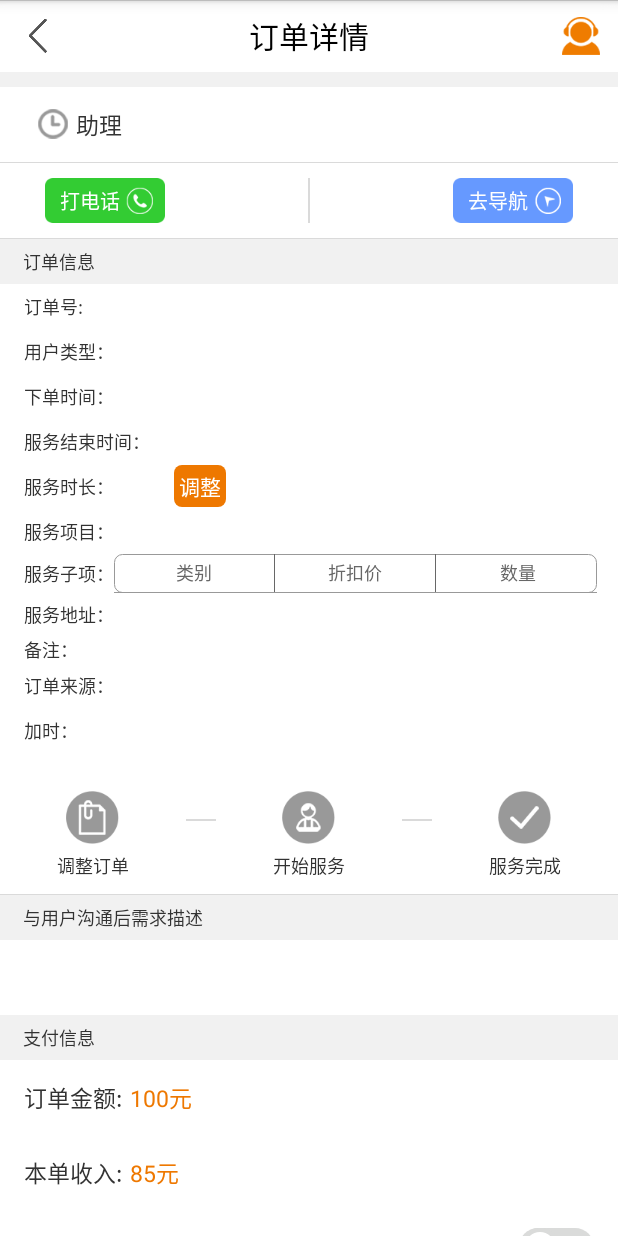
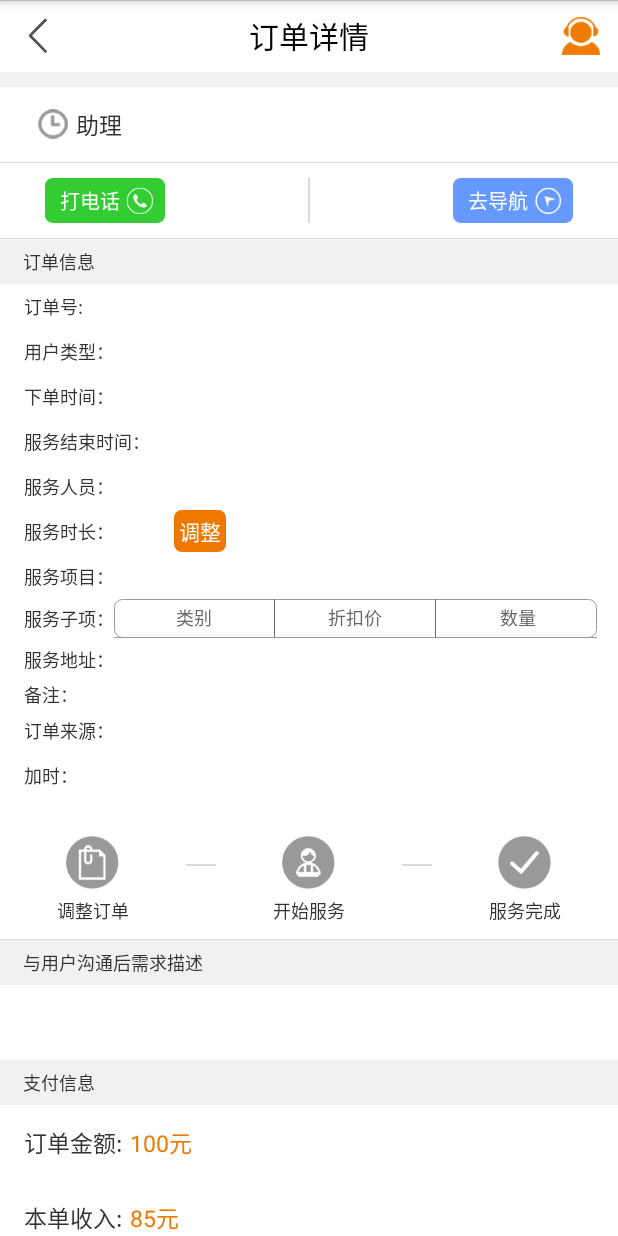
Before and after one commit to lnczx/jhj-android, an Android app: the OrderDetailActivity screen opened directly, with no data from a screen before it, on a phone screen of 412 x 824 dp. Run offline under Robolectric (Android 15) with nearby library versions, the phone set to English and light mode, and no system bars; libraries missing offline, so code that uses them is left out: org.xutils.common; 2 statements that could not run were skipped.

Commit message:
-- 增加签到和订单详情服务人员

```diff
--- a/app/src/main/AndroidManifest.xml
+++ b/app/src/main/AndroidManifest.xml
@@ -1,8 +1,8 @@
 <?xml version="1.0" encoding="utf-8"?>
     <manifest xmlns:android="http://schemas.android.com/apk/res/android"
         package="com.meijialife.dingdang"
-        android:versionCode="13"
-        android:versionName="1.1.6" >
+        android:versionCode="14"
+        android:versionName="1.1.7" >
 
 
     <uses-sdk
--- a/app/src/main/java/com/meijialife/dingdang/Constants.java
+++ b/app/src/main/java/com/meijialife/dingdang/Constants.java
@@ -13,7 +13,7 @@ public class Constants {
     //*******************************
     // 主机地址
     public static final String HOST1 = "http://123.57.209.81";
-    //    public static final String HOST1 = "http://www.jia-he-jia.com";
+//        public static final String HOST1 = "http://www.jia-he-jia.com";
     // 基础接口
     public static final String ROOT_URL1 = HOST1 + "/jhj-app/app/";
 
@@ -73,6 +73,8 @@ public class Constants {
     public static final String URL_POST_TOTAL_TODAY = ROOT_URL1 + "msg/post_read.json";
     //开工按钮
     public static final String URL_GET_START_WORK = ROOT_URL1 + "staff/is_work.json";
+    //签到按钮
+    public static final String URL_POST_DAY_SIGN = ROOT_URL1 + "staff/day_sign.json";
     //获取消息列表
     public static final String URL_GET_MSG_LIST = ROOT_URL1 + "msg/get_list.json";
     //已读消息
--- a/app/src/main/java/com/meijialife/dingdang/activity/OrderDetailActivity.java
+++ b/app/src/main/java/com/meijialife/dingdang/activity/OrderDetailActivity.java
@@ -125,6 +125,7 @@ public class OrderDetailActivity extends BaseActivity {
     private TextView tv_service_end_time_type;
     private TextView tv_user_type;
     private TextView tv_order_end_time;
+    private TextView tv_staff_names;
     private TextView tv_change_time;
     private String order_id;
     private LinearLayout layout_goutong_des;
@@ -233,6 +234,7 @@ public class OrderDetailActivity extends BaseActivity {
 
         tv_service_end_time_type = (TextView) findViewById(R.id.tv_service_end_time_type);
         tv_order_end_time = (TextView) findViewById(R.id.tv_order_end_time);
+        tv_staff_names =  (TextView) findViewById(R.id.tv_staff_names);
         tv_change_time = (TextView) findViewById(R.id.tv_change_time);
 
         /*
@@ -771,6 +773,7 @@ public class OrderDetailActivity extends BaseActivity {
                 tv_order_shichang.setText(servicehour + "小时");
                 tv_service_time_type.setText("服务时间：");
                 tv_order_end_time.setText(orderBean.getService_end_date());
+                tv_staff_names.setText(orderBean.getStaff_names());
 
             } else if (order_type == 2) {// 助理单
                 ORDERTYPE = ORDERZL;
--- a/app/src/main/res/layout/layout_order_detail.xml
+++ b/app/src/main/res/layout/layout_order_detail.xml
@@ -252,6 +252,29 @@
 
                 <TextView
                     android:id="@+id/tv_order_end_time"
+                    android:layout_width="wrap_content"
+                    android:layout_height="wrap_content"
+                    android:textColor="@color/simi_color_gray"
+                    android:textSize="@dimen/font_size_12" />
+            </LinearLayout>
+
+            <LinearLayout
+                android:layout_width="match_parent"
+                android:layout_height="30dp"
+                android:background="@drawable/btn_list_item_bg"
+                android:gravity="center_vertical"
+                android:orientation="horizontal">
+
+                <TextView
+                    android:id="@+id/tv_staff_names_label"
+                    android:layout_width="wrap_content"
+                    android:layout_height="wrap_content"
+                    android:layout_marginLeft="@dimen/activity_horizontal_margin"
+                    android:text="服务人员："
+                    android:textSize="@dimen/font_size_12" />
+
+                <TextView
+                    android:id="@+id/tv_staff_names"
                     android:layout_width="wrap_content"
                     android:layout_height="wrap_content"
                     android:textColor="@color/simi_color_gray"
```
Also changed, not shown: app/src/main/java/com/meijialife/dingdang/bean/OrderListVo.java (+10 -0 lines), app/src/main/java/com/meijialife/dingdang/fra/Home1Fra.java (+104 -0 lines), app/src/main/res/layout/index_1.xml (+30 -0 lines).
